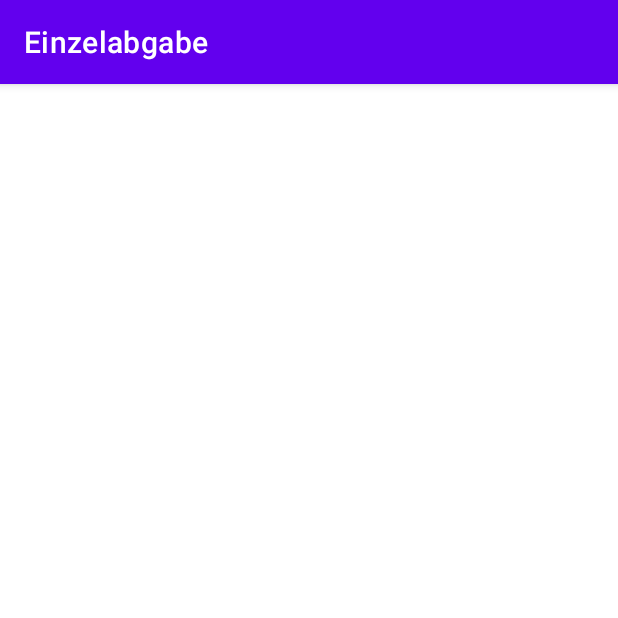
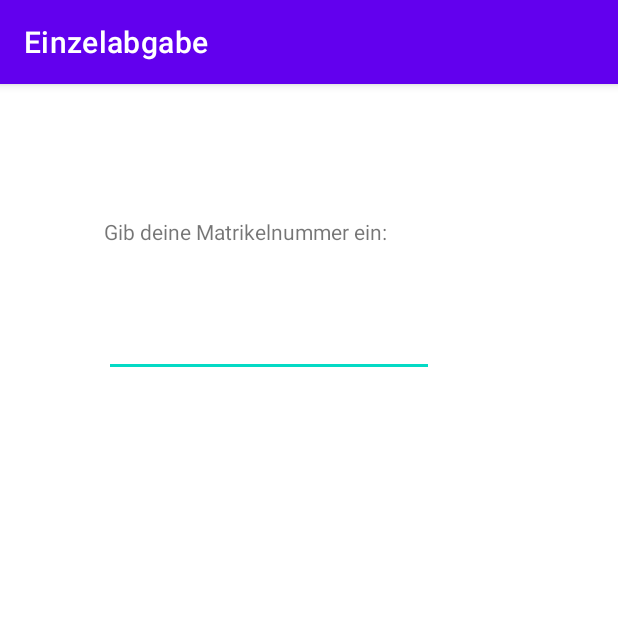
Before and after one commit to Sikredo/SE2-Einzelabgabe, an Android app: the screen it shows after launch (MainActivity), on a phone screen of 412 x 824 dp, the top half of it. Run offline under Robolectric (Android 15) with nearby library versions, the phone set to English and light mode, and no system bars.

Commit message:
add matrikelNummerInput fields

```diff
--- a/app/src/main/res/layout/activity_main.xml
+++ b/app/src/main/res/layout/activity_main.xml
@@ -4,4 +4,30 @@
     xmlns:tools="http://schemas.android.com/tools"
     android:layout_width="match_parent"
     android:layout_height="match_parent"
-    tools:context=".MainActivity"/>
+    tools:context=".MainActivity">
+
+    <TextView
+        android:id="@+id/MatrikelNummerEingabeInfo"
+        android:layout_width="273dp"
+        android:layout_height="31dp"
+        android:layout_marginTop="68dp"
+        android:labelFor="@id/MatrikelnummerEingabe"
+        android:text="@string/MatrikelNummerEingabeInfoText"
+        app:layout_constraintBottom_toTopOf="@+id/MatrikelnummerEingabe"
+        app:layout_constraintEnd_toEndOf="parent"
+        app:layout_constraintStart_toStartOf="parent"
+        app:layout_constraintTop_toTopOf="parent" />
+
+    <EditText
+        android:id="@+id/MatrikelnummerEingabe"
+        android:layout_width="220dp"
+        android:layout_height="55dp"
+        android:layout_marginTop="140dp"
+        android:ems="10"
+        android:inputType="number"
+        app:layout_constraintEnd_toEndOf="parent"
+        app:layout_constraintHorizontal_bias="0.361"
+        app:layout_constraintStart_toStartOf="parent"
+        app:layout_constraintTop_toTopOf="parent"
+        tools:ignore="SpeakableTextPresentCheck" />
+</androidx.constraintlayout.widget.ConstraintLayout>
--- a/app/src/main/res/values/strings.xml
+++ b/app/src/main/res/values/strings.xml
@@ -1,3 +1,4 @@
 <resources>
     <string name="app_name">Einzelabgabe</string>
+    <string name="MatrikelNummerEingabeInfoText">Gib deine Matrikelnummer ein:</string>
 </resources>
```
